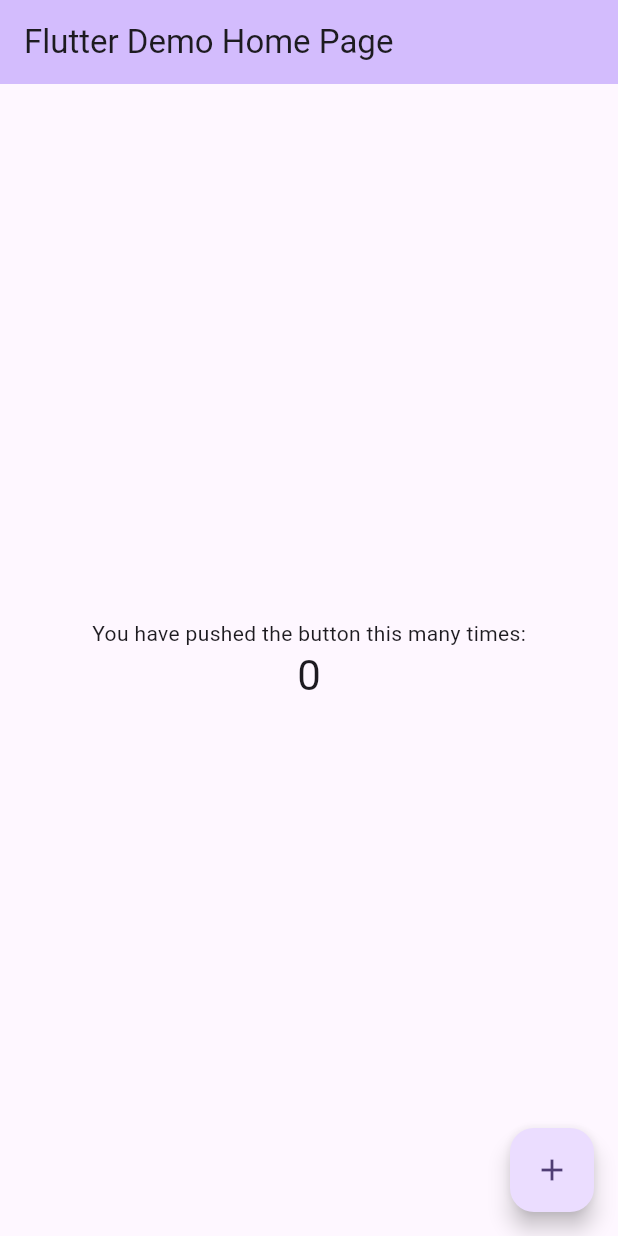
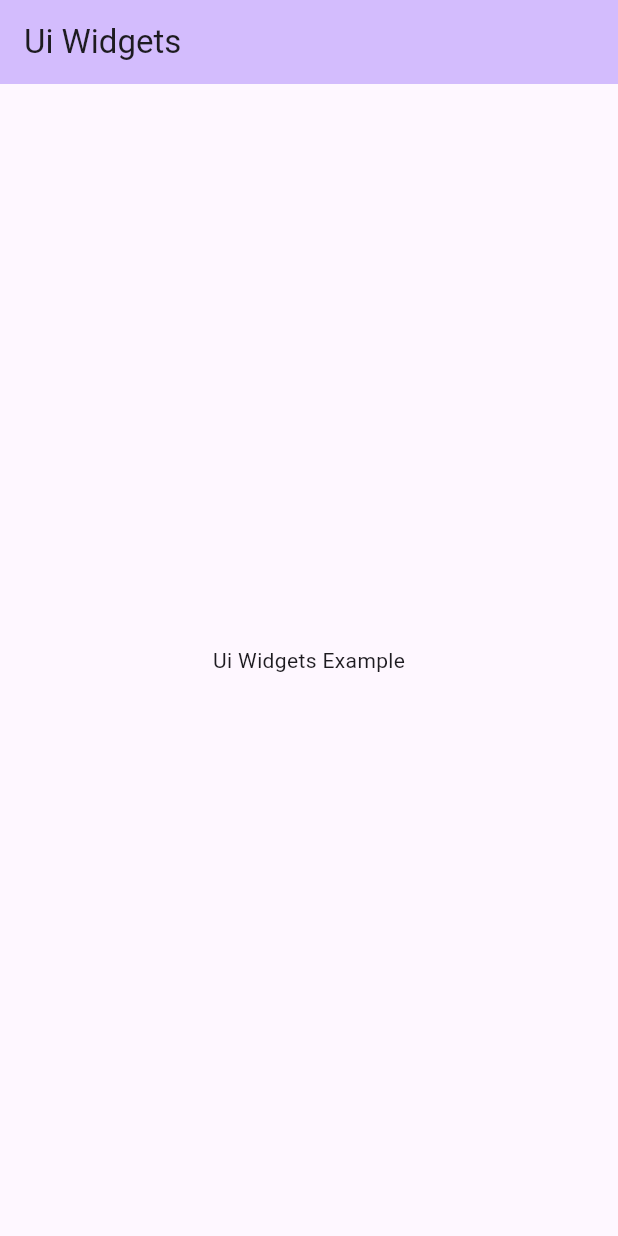
Before and after one commit to abdelrahmanghanem/ui_widgets, a Flutter app: the screen it shows after launch, on a phone screen of 412 x 824 dp. Run offline on Flutter 3.47's test engine with Material 3 defaults, Android fonts, the phone set to English and light mode, and no system bars.

Commit message:
update app title and simplify main page layout

```diff
--- a/example/lib/main.dart
+++ b/example/lib/main.dart
@@ -11,41 +11,17 @@ class MyApp extends StatelessWidget {
   @override
   Widget build(BuildContext context) {
     return MaterialApp(
-      title: 'Flutter Demo',
+      title: 'Ui Widgets',
       theme: ThemeData(
-        // This is the theme of your application.
-        //
-        // TRY THIS: Try running your application with "flutter run". You'll see
-        // the application has a purple toolbar. Then, without quitting the app,
-        // try changing the seedColor in the colorScheme below to Colors.green
-        // and then invoke "hot reload" (save your changes or press the "hot
-        // reload" button in a Flutter-supported IDE, or press "r" if you used
-        // the command line to start the app).
-        //
-        // Notice that the counter didn't reset back to zero; the application
-        // state is not lost during the reload. To reset the state, use hot
-        // restart instead.
-        //
-        // This works for code too, not just values: Most code changes can be
-        // tested with just a hot reload.
         colorScheme: ColorScheme.fromSeed(seedColor: Colors.deepPurple),
       ),
-      home: const MyHomePage(title: 'Flutter Demo Home Page'),
+      home: const MyHomePage(title: 'Ui Widgets'),
     );
   }
 }
 
 class MyHomePage extends StatefulWidget {
   const MyHomePage({super.key, required this.title});
-
-  // This widget is the home page of your application. It is stateful, meaning
-  // that it has a State object (defined below) that contains fields that affect
-  // how it looks.
-
-  // This class is the configuration for the state. It holds the values (in this
-  // case the title) provided by the parent (in this case the App widget) and
-  // used by the build method of the State. Fields in a Widget subclass are
-  // always marked "final".
 
   final String title;
 
@@ -54,69 +30,20 @@ class MyHomePage extends StatefulWidget {
 }
 
 class _MyHomePageState extends State<MyHomePage> {
-  int _counter = 0;
-
-  void _incrementCounter() {
-    setState(() {
-      // This call to setState tells the Flutter framework that something has
-      // changed in this State, which causes it to rerun the build method below
-      // so that the display can reflect the updated values. If we changed
-      // _counter without calling setState(), then the build method would not be
-      // called again, and so nothing would appear to happen.
-      _counter++;
-    });
-  }
-
   @override
   Widget build(BuildContext context) {
-    // This method is rerun every time setState is called, for instance as done
-    // by the _incrementCounter method above.
-    //
-    // The Flutter framework has been optimized to make rerunning build methods
-    // fast, so that you can just rebuild anything that needs updating rather
-    // than having to individually change instances of widgets.
     return Scaffold(
       appBar: AppBar(
-        // TRY THIS: Try changing the color here to a specific color (to
-        // Colors.amber, perhaps?) and trigger a hot reload to see the AppBar
-        // change color while the other colors stay the same.
         backgroundColor: Theme.of(context).colorScheme.inversePrimary,
-        // Here we take the value from the MyHomePage object that was created by
-        // the App.build method, and use it to set our appbar title.
+
         title: Text(widget.title),
       ),
       body: Center(
-        // Center is a layout widget. It takes a single child and positions it
-        // in the middle of the parent.
         child: Column(
-          // Column is also a layout widget. It takes a list of children and
-          // arranges them vertically. By default, it sizes itself to fit its
-          // children horizontally, and tries to be as tall as its parent.
-          //
-          // Column has various properties to control how it sizes itself and
-          // how it positions its children. Here we use mainAxisAlignment to
-          // center the children vertically; the main axis here is the vertical
-          // axis because Columns are vertical (the cross axis would be
-          // horizontal).
-          //
-          // TRY THIS: Invoke "debug painting" (choose the "Toggle Debug Paint"
-          // action in the IDE, or press "p" in the console), to see the
-          // wireframe for each widget.
           mainAxisAlignment: MainAxisAlignment.center,
-          children: <Widget>[
-            const Text('You have pushed the button this many times:'),
-            Text(
-              '$_counter',
-              style: Theme.of(context).textTheme.headlineMedium,
-            ),
-          ],
+          children: <Widget>[const Text('Ui Widgets Example')],
         ),
       ),
-      floatingActionButton: FloatingActionButton(
-        onPressed: _incrementCounter,
-        tooltip: 'Increment',
-        child: const Icon(Icons.add),
-      ), // This trailing comma makes auto-formatting nicer for build methods.
     );
   }
 }
```
